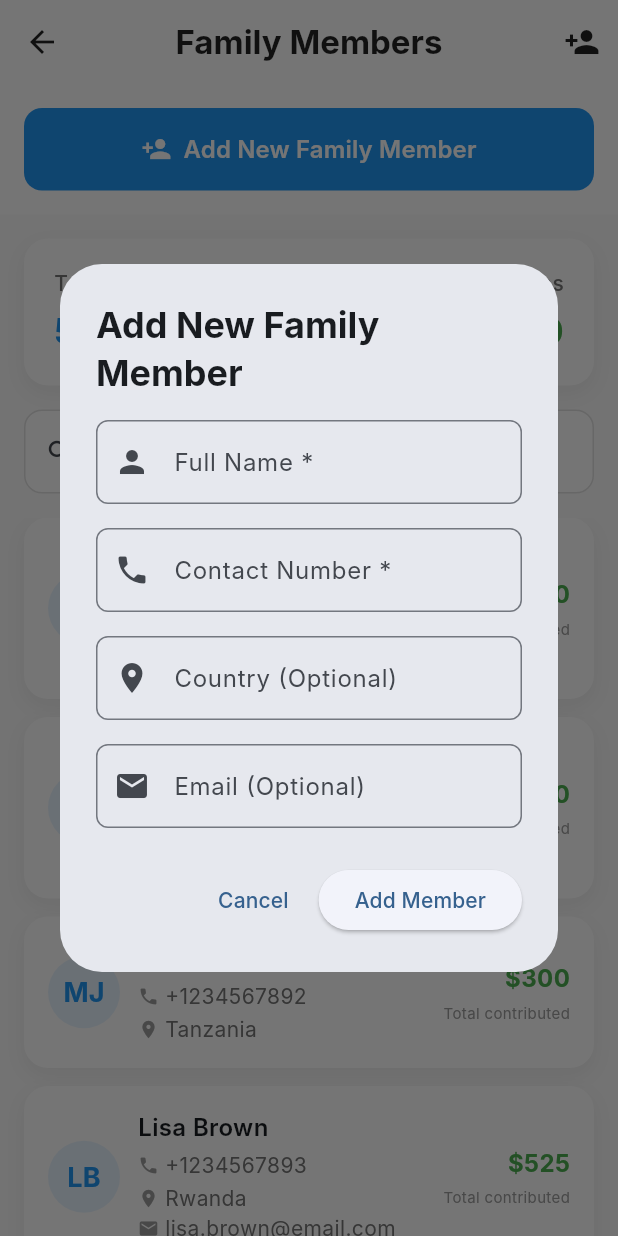
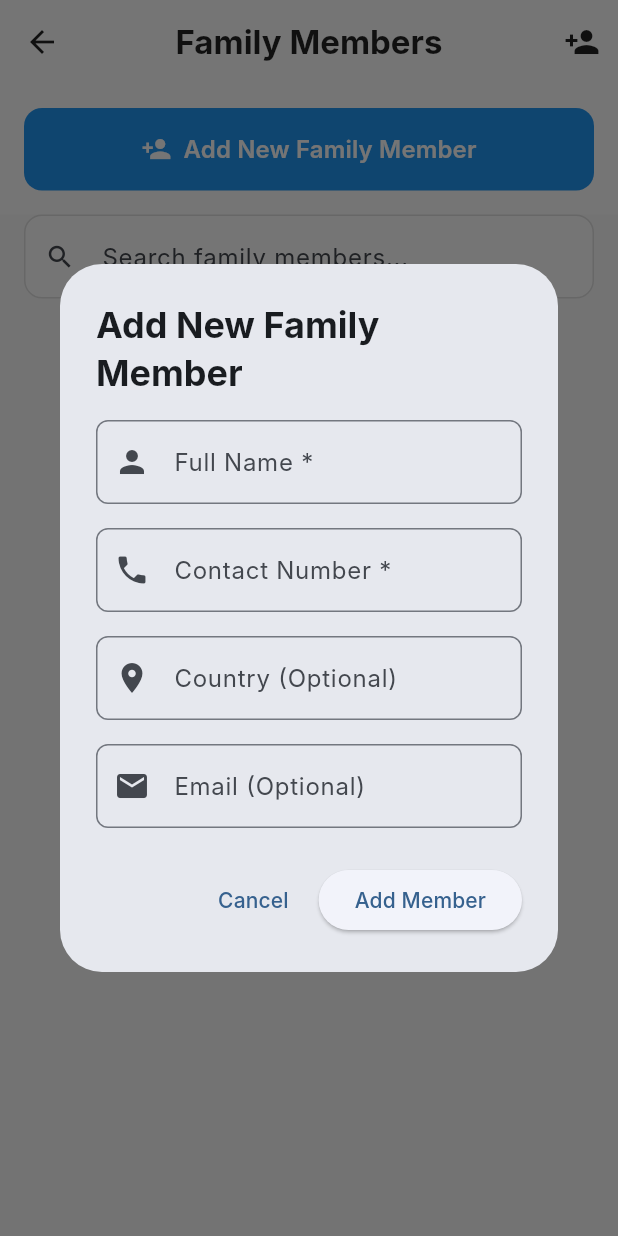
Before and after one commit to okothvientrevor/Masindes, a Flutter app: the FamilyMembersScreen screen opened directly, after a tap on "Add New Family Member", on a phone screen of 412 x 824 dp. Run offline on Flutter 3.47's test engine with Material 3 defaults, Android fonts, the phone set to English and light mode, and no system bars; our stand-ins replace cloud_firestore, firebase_auth, firebase_core, syncfusion_flutter_charts; accounts and stored records are empty; Roboto replaces fonts that are missing (Inter).

Commit message:
Added family member screen

```diff
--- a/lib/screens/family_members_screen.dart
+++ b/lib/screens/family_members_screen.dart
@@ -1,4 +1,5 @@
 import 'package:flutter/material.dart';
+import 'package:cloud_firestore/cloud_firestore.dart';
 
 class FamilyMembersScreen extends StatefulWidget {
   const FamilyMembersScreen({super.key});
@@ -8,83 +9,7 @@ class FamilyMembersScreen extends StatefulWidget {
 }
 
 class _FamilyMembersScreenState extends State<FamilyMembersScreen> {
-  // Sample family members data
-  List<Map<String, dynamic>> familyMembers = [
-    {
-      'id': '1',
-      'name': 'John Doe',
-      'contact': '+1234567890',
-      'country': 'Uganda',
-      'email': 'john.doe@email.com',
-      'joinDate': '2024-01-15',
-      'totalContributed': 450.0,
-    },
-    {
-      'id': '2',
-      'name': 'Sarah Smith',
-      'contact': '+1234567891',
-      'country': 'Kenya',
-      'email': 'sarah.smith@email.com',
-      'joinDate': '2024-01-20',
-      'totalContributed': 600.0,
-    },
-    {
-      'id': '3',
-      'name': 'Mike Johnson',
-      'contact': '+1234567892',
-      'country': 'Tanzania',
-      'email': '',
-      'joinDate': '2024-02-01',
-      'totalContributed': 300.0,
-    },
-    {
-      'id': '4',
-      'name': 'Lisa Brown',
-      'contact': '+1234567893',
-      'country': 'Rwanda',
-      'email': 'lisa.brown@email.com',
-      'joinDate': '2024-02-10',
-      'totalContributed': 525.0,
-    },
-    {
-      'id': '5',
-      'name': 'David Wilson',
-      'contact': '+1234567894',
-      'country': '',
-      'email': 'david.wilson@email.com',
-      'joinDate': '2024-03-01',
-      'totalContributed': 125.0,
-    },
-  ];
-
   String searchQuery = '';
-
-  List<Map<String, dynamic>> get filteredMembers {
-    if (searchQuery.isEmpty) {
-      return familyMembers;
-    }
-    return familyMembers
-        .where(
-          (member) =>
-              member['name'].toLowerCase().contains(
-                searchQuery.toLowerCase(),
-              ) ||
-              member['contact'].toLowerCase().contains(
-                searchQuery.toLowerCase(),
-              ) ||
-              member['country'].toLowerCase().contains(
-                searchQuery.toLowerCase(),
-              ),
-        )
-        .toList();
-  }
-
-  double get totalContributions {
-    return familyMembers.fold(
-      0.0,
-      (sum, member) => sum + member['totalContributed'],
-    );
-  }
 
   @override
   Widget build(BuildContext context) {
@@ -108,7 +33,6 @@ class _FamilyMembersScreenState extends State<FamilyMembersScreen> {
       ),
       body: Column(
         children: [
-          // Add Member Button
           Container(
             width: double.infinity,
             padding: const EdgeInsets.all(16),
@@ -137,78 +61,6 @@ class _FamilyMembersScreenState extends State<FamilyMembersScreen> {
               ),
             ),
           ),
-
-          // Stats Card
-          Container(
-            margin: const EdgeInsets.all(16),
-            padding: const EdgeInsets.all(20),
-            decoration: BoxDecoration(
-              color: Colors.white,
-              borderRadius: BorderRadius.circular(16),
-              boxShadow: [
-                BoxShadow(
-                  color: Colors.black.withOpacity(0.05),
-                  blurRadius: 10,
-                  offset: const Offset(0, 5),
-                ),
-              ],
-            ),
-            child: Row(
-              children: [
-                Expanded(
-                  child: Column(
-                    crossAxisAlignment: CrossAxisAlignment.start,
-                    children: [
-                      Text(
-                        'Total Members',
-                        style: TextStyle(
-                          color: Colors.grey[600],
-                          fontSize: 14,
-                          fontWeight: FontWeight.w500,
-                        ),
-                      ),
-                      const SizedBox(height: 4),
-                      Text(
-                        familyMembers.length.toString(),
-                        style: const TextStyle(
-                          fontSize: 24,
-                          fontWeight: FontWeight.bold,
-                          color: Colors.blue,
-                        ),
-                      ),
-                    ],
-                  ),
-                ),
-                Container(width: 1, height: 40, color: Colors.grey[300]),
-                Expanded(
-                  child: Column(
-                    crossAxisAlignment: CrossAxisAlignment.end,
-                    children: [
-                      Text(
-                        'Total Contributions',
-                        style: TextStyle(
-                          color: Colors.grey[600],
-                          fontSize: 14,
-                          fontWeight: FontWeight.w500,
-                        ),
-                      ),
-                      const SizedBox(height: 4),
-                      Text(
-                        '\$${totalContributions.toStringAsFixed(0)}',
-                        style: const TextStyle(
-                          fontSize: 24,
-                          fontWeight: FontWeight.bold,
-                          color: Colors.green,
-                        ),
-                      ),
-                    ],
-                  ),
-                ),
-              ],
-            ),
-          ),
-
-          // Search Field
           Padding(
             padding: const EdgeInsets.symmetric(horizontal: 16),
             child: TextField(
@@ -234,13 +86,19 @@ class _FamilyMembersScreenState extends State<FamilyMembersScreen> {
               },
             ),
           ),
-
           const SizedBox(height: 16),
-
-          // Members List
           Expanded(
-            child: filteredMembers.isEmpty
-                ? Center(
+            child: StreamBuilder<QuerySnapshot>(
+              stream: FirebaseFirestore.instance
+                  .collection('family_members')
+                  .orderBy('name')
+                  .snapshots(),
+              builder: (context, snapshot) {
+                if (snapshot.connectionState == ConnectionState.waiting) {
+                  return const Center(child: CircularProgressIndicator());
+                }
+                if (!snapshot.hasData || snapshot.data!.docs.isEmpty) {
+                  return Center(
                     child: Column(
                       mainAxisAlignment: MainAxisAlignment.center,
                       children: [
@@ -251,9 +109,7 @@ class _FamilyMembersScreenState extends State<FamilyMembersScreen> {
                         ),
                         const SizedBox(height: 16),
                         Text(
-                          searchQuery.isNotEmpty
-                              ? 'No members found'
-                              : 'No family members yet',
+                          'No family members yet',
                           style: TextStyle(
                             fontSize: 16,
                             color: Colors.grey[600],
@@ -262,9 +118,7 @@ class _FamilyMembersScreenState extends State<FamilyMembersScreen> {
                         ),
                         const SizedBox(height: 8),
                         Text(
-                          searchQuery.isNotEmpty
-                              ? 'Try adjusting your search'
-                              : 'Add your first family member to get started',
+                          'Add your first family member to get started',
                           style: TextStyle(
                             fontSize: 14,
                             color: Colors.grey[500],
@@ -272,15 +126,32 @@ class _FamilyMembersScreenState extends State<FamilyMembersScreen> {
                         ),
                       ],
                     ),
-                  )
-                : ListView.separated(
+                  );
+                }
+                final members = snapshot.data!.docs.where((doc) {
+                  final data = doc.data() as Map<String, dynamic>;
+                  return searchQuery.isEmpty ||
+                      (data['name'] ?? '').toLowerCase().contains(
+                        searchQuery.toLowerCase(),
+                      ) ||
+                      (data['contact'] ?? '').toLowerCase().contains(
+                        searchQuery.toLowerCase(),
+                      ) ||
+                      (data['country'] ?? '').toLowerCase().contains(
+                        searchQuery.toLowerCase(),
+                      );
+                }).toList();
+                return ListView.separated(
                   padding: const EdgeInsets.symmetric(horizontal: 16),
-                    itemCount: filteredMembers.length,
+                  itemCount: members.length,
                   separatorBuilder: (context, index) =>
                       const SizedBox(height: 12),
                   itemBuilder: (context, index) {
-                      final member = filteredMembers[index];
+                    final member =
+                        members[index].data() as Map<String, dynamic>;
                     return _buildMemberCard(member);
+                  },
+                );
               },
             ),
           ),
@@ -320,10 +191,11 @@ class _FamilyMembersScreenState extends State<FamilyMembersScreen> {
                       ).primaryColor.withOpacity(0.1),
                       child: Text(
                         member['name']
-                            .toString()
+                                ?.toString()
                                 .split(' ')
                                 .map((e) => e[0])
-                            .join(),
+                                .join() ??
+                            '',
                         style: TextStyle(
                           color: Theme.of(context).primaryColor,
                           fontWeight: FontWeight.bold,
@@ -337,7 +209,7 @@ class _FamilyMembersScreenState extends State<FamilyMembersScreen> {
                         crossAxisAlignment: CrossAxisAlignment.start,
                         children: [
                           Text(
-                            member['name'],
+                            member['name'] ?? '',
                             style: const TextStyle(
                               fontWeight: FontWeight.w600,
                               fontSize: 16,
@@ -353,7 +225,7 @@ class _FamilyMembersScreenState extends State<FamilyMembersScreen> {
                               ),
                               const SizedBox(width: 4),
                               Text(
-                                member['contact'],
+                                member['contact'] ?? '',
                                 style: TextStyle(
                                   color: Colors.grey[600],
                                   fontSize: 14,
@@ -362,7 +234,7 @@ class _FamilyMembersScreenState extends State<FamilyMembersScreen> {
                             ],
                           ),
                           const SizedBox(height: 2),
-                          if (member['country'].isNotEmpty)
+                          if ((member['country'] ?? '').isNotEmpty)
                             Row(
                               children: [
                                 const Icon(
@@ -372,7 +244,7 @@ class _FamilyMembersScreenState extends State<FamilyMembersScreen> {
                                 ),
                                 const SizedBox(width: 4),
                                 Text(
-                                  member['country'],
+                                  member['country'] ?? '',
                                   style: TextStyle(
                                     color: Colors.grey[600],
                                     fontSize: 14,
@@ -380,7 +252,7 @@ class _FamilyMembersScreenState extends State<FamilyMembersScreen> {
                                 ),
                               ],
                             ),
-                          if (member['email'].isNotEmpty)
+                          if ((member['email'] ?? '').isNotEmpty)
                             Row(
                               children: [
                                 const Icon(
@@ -391,7 +263,7 @@ class _FamilyMembersScreenState extends State<FamilyMembersScreen> {
                                 const SizedBox(width: 4),
                                 Expanded(
                                   child: Text(
-                                    member['email'],
+                                    member['email'] ?? '',
                                     style: TextStyle(
                                       color: Colors.grey[600],
                                       fontSize: 14,
@@ -408,7 +280,7 @@ class _FamilyMembersScreenState extends State<FamilyMembersScreen> {
                       crossAxisAlignment: CrossAxisAlignment.end,
                       children: [
                         Text(
-                          '\$${member['totalContributed'].toStringAsFixed(0)}',
+                          'UGX ${(member['totalContributed'] ?? 0.0).toStringAsFixed(0)}',
                           style: const TextStyle(
                             fontWeight: FontWeight.bold,
                             fontSize: 16,
@@ -455,7 +327,6 @@ class _FamilyMembersScreenState extends State<FamilyMembersScreen> {
             child: Column(
               mainAxisSize: MainAxisSize.min,
               children: [
-                // Name (Required)
                 TextFormField(
                   controller: nameController,
                   decoration: InputDecoration(
@@ -473,8 +344,6 @@ class _FamilyMembersScreenState extends State<FamilyMembersScreen> {
                   },
                 ),
                 const SizedBox(height: 16),
-
-                // Contact (Required)
                 TextFormField(
                   controller: contactController,
                   decoration: InputDecoration(
@@ -493,8 +362,6 @@ class _FamilyMembersScreenState extends State<FamilyMembersScreen> {
                   },
                 ),
                 const SizedBox(height: 16),
-
-                // Country (Optional)
                 TextFormField(
                   controller: countryController,
                   decoration: InputDecoration(
@@ -506,8 +373,6 @@ class _FamilyMembersScreenState extends State<FamilyMembersScreen> {
                   ),
                 ),
                 const SizedBox(height: 16),
-
-                // Email (Optional)
                 TextFormField(
                   controller: emailController,
                   decoration: InputDecoration(
@@ -539,18 +404,17 @@ class _FamilyMembersScreenState extends State<FamilyMembersScreen> {
             child: const Text('Cancel'),
           ),
           ElevatedButton(
-            onPressed: () {
+            onPressed: () async {
               if (formKey.currentState!.validate()) {
-                setState(() {
-                  familyMembers.add({
-                    'id': (familyMembers.length + 1).toString(),
+                await FirebaseFirestore.instance
+                    .collection('family_members')
+                    .add({
                       'name': nameController.text,
                       'contact': contactController.text,
                       'country': countryController.text,
                       'email': emailController.text,
                       'joinDate': DateTime.now().toString().substring(0, 10),
                       'totalContributed': 0.0,
-                  });
                     });
                 Navigator.pop(context);
                 ScaffoldMessenger.of(context).showSnackBar(
@@ -594,16 +458,16 @@ class _FamilyMembersScreenState extends State<FamilyMembersScreen> {
               ],
             ),
             const SizedBox(height: 24),
-            _buildDetailRow('Name', member['name']),
-            _buildDetailRow('Contact', member['contact']),
-            if (member['country'].isNotEmpty)
-              _buildDetailRow('Country', member['country']),
-            if (member['email'].isNotEmpty)
-              _buildDetailRow('Email', member['email']),
-            _buildDetailRow('Join Date', member['joinDate']),
+            _buildDetailRow('Name', member['name'] ?? ''),
+            _buildDetailRow('Contact', member['contact'] ?? ''),
+            if ((member['country'] ?? '').isNotEmpty)
+              _buildDetailRow('Country', member['country'] ?? ''),
+            if ((member['email'] ?? '').isNotEmpty)
+              _buildDetailRow('Email', member['email'] ?? ''),
+            _buildDetailRow('Join Date', member['joinDate'] ?? ''),
             _buildDetailRow(
               'Total Contributed',
-              '\$${member['totalContributed']}',
+              'UGX ${(member['totalContributed'] ?? 0.0).toStringAsFixed(0)}',
             ),
           ],
         ),
```
Lines whose indentation alone changed are shown as unchanged.
